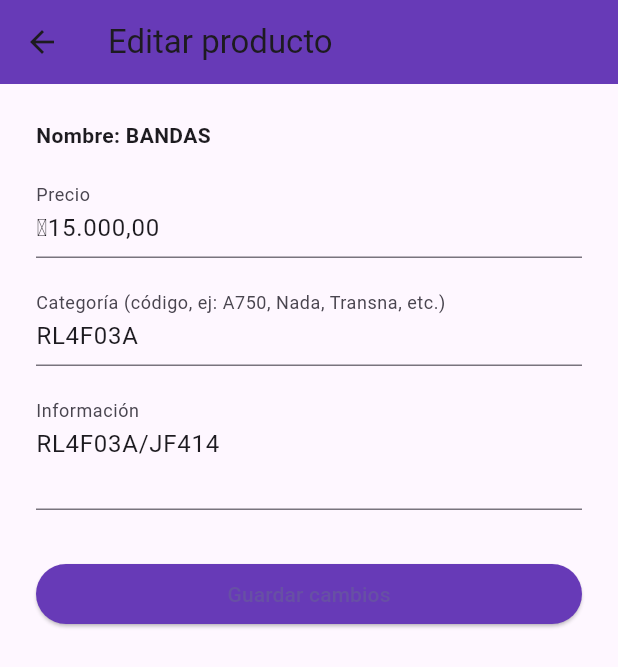
After one commit to JhoanNu1317/inventario_mama, a Flutter app: the EditarProductoScreen screen opened directly with sample values from the repository, on a phone screen of 412 x 824 dp. The commit adds this screen. Shown: the top 667 px of the screen. Run offline on Flutter 3.47's test engine with Material 3 defaults, Android fonts, the phone set to English and light mode, and no system bars; our stand-ins replace audioplayers, cloud_firestore, firebase_core; accounts and stored records are empty.

Commit message:
Lógica de inventario finalizada y sincronizada con Firestore

```diff
--- a/lib/data/discos_sueltos.dart
+++ b/lib/data/discos_sueltos.dart
@@ -1,11 +1,11 @@
 import '../producto_inventario.dart';
 
 final List<ProductoInventario> productosDiscosSueltos = [
-  ProductoInventario(noductoInventario(nombre: 'DISCOS', categoria: 'U240', stock: 18, precio: '₡4.000,00', infoRelevante: 'Underdrive Brake(#1 3'),
-  Prombre: 'DISCOS', categoria: 'A750', stock: 35, precio: '₡4.000,00', infoRelevante: 'LOW REVERSA 8 FRENO'),
+  ProductoInventario(nombre: 'DISCOS', categoria: 'U240', stock: 18, precio: '₡4.000,00', infoRelevante: 'Underdrive Brake(#1 3'),
+  ProductoInventario(nombre: 'DISCOS', categoria: 'A750', stock: 35, precio: '₡4.000,00', infoRelevante: 'LOW REVERSA 8 FRENO'),
   ProductoInventario(nombre: 'DISCOS', categoria: 'A750', stock: 20, precio: '₡4.000,00', infoRelevante: 'FORWARD AVANCE 7'),
   ProductoInventario(nombre: 'DISCOS', categoria: 'A750', stock: 20, precio: '₡4.000,00', infoRelevante: 'DIRECTA 6'),
-  ProductoInventario(nombre: 'DISOS', categoria: 'A750', stock: 24, precio: '₡4.000,00', infoRelevante: 'REVERSA C3 5'),
+  ProductoInventario(nombre: 'DISCOS', categoria: 'A750', stock: 24, precio: '₡4.000,00', infoRelevante: 'REVERSA C3 5'),
   ProductoInventario(nombre: 'DISCOS', categoria: 'A750', stock: 0, precio: '₡4.000,00', infoRelevante: '2 BRAKE CLUTCH B3 4'),
   ProductoInventario(nombre: 'DISCOS', categoria: 'A750', stock: 20, precio: '₡4.000,00', infoRelevante: '1 BRAKE 4'),
   ProductoInventario(nombre: 'DISCOS', categoria: 'A750', stock: 0, precio: '₡4.000,00', infoRelevante: 'OVER DRIVE DRUM 4'),
--- /dev/null
+++ b/lib/editar_producto_screen.dart
@@ -0,0 +1,129 @@
+import 'package:flutter/material.dart';
+import 'package:cloud_firestore/cloud_firestore.dart';
+import 'producto_inventario.dart';
+import 'productos_data.dart';
+
+class EditarProductoScreen extends StatefulWidget {
+  final ProductoInventario producto;
+  final String coleccion;
+
+  const EditarProductoScreen({
+    super.key,
+    required this.producto,
+    required this.coleccion,
+  });
+
+  @override
+  State<EditarProductoScreen> createState() => _EditarProductoScreenState();
+}
+
+class _EditarProductoScreenState extends State<EditarProductoScreen> {
+  late TextEditingController _precioController;
+  late TextEditingController _categoriaController;
+  late TextEditingController _infoController;
+  bool _guardando = false;
+  String? _error;
+
+  @override
+  void initState() {
+    super.initState();
+    _precioController = TextEditingController(text: widget.producto.precio);
+    _categoriaController = TextEditingController(text: widget.producto.categoria);
+    _infoController = TextEditingController(text: widget.producto.infoRelevante);
+  }
+
+  @override
+  void dispose() {
+    _precioController.dispose();
+    _categoriaController.dispose();
+    _infoController.dispose();
+    super.dispose();
+  }
+
+  Future<void> _guardarCambios() async {
+    setState(() { _guardando = true; _error = null; });
+    if (_precioController.text.trim().isEmpty) {
+      setState(() { _error = 'El precio no puede estar vacío.'; _guardando = false; });
+      return;
+    }
+    if (_categoriaController.text.trim().isEmpty) {
+      setState(() { _error = 'La categoría del producto no puede estar vacía.'; _guardando = false; });
+      return;
+    }
+    try {
+      final query = await FirebaseFirestore.instance
+          .collection(widget.coleccion)
+          .where('nombre', isEqualTo: widget.producto.nombre)
+          .where('categoria', isEqualTo: widget.producto.categoria)
+          .get();
+      for (var doc in query.docs) {
+        await doc.reference.update({
+          'precio': _precioController.text.trim(),
+          'categoria': _categoriaController.text.trim(),
+          'infoRelevante': _infoController.text.trim(),
+        });
+      }
+      if (mounted) {
+        ScaffoldMessenger.of(context).showSnackBar(
+          const SnackBar(content: Text('Cambios guardados correctamente'), backgroundColor: Colors.green),
+        );
+        Navigator.pop(context);
+      }
+    } catch (e) {
+      setState(() { _error = 'Error al guardar: $e'; });
+    } finally {
+      setState(() { _guardando = false; });
+    }
+  }
+
+  @override
+  Widget build(BuildContext context) {
+    return Scaffold(
+      appBar: AppBar(
+        title: const Text('Editar producto'),
+        backgroundColor: Colors.deepPurple,
+      ),
+      body: Padding(
+        padding: const EdgeInsets.all(24),
+        child: Column(
+          crossAxisAlignment: CrossAxisAlignment.start,
+          children: [
+            Text('Nombre: ${widget.producto.nombre}', style: const TextStyle(fontWeight: FontWeight.bold)),
+            const SizedBox(height: 16),
+            TextField(
+              controller: _precioController,
+              decoration: const InputDecoration(labelText: 'Precio'),
+              keyboardType: TextInputType.text,
+            ),
+            const SizedBox(height: 16),
+            TextField(
+              controller: _categoriaController,
+              decoration: const InputDecoration(labelText: 'Categoría (código, ej: A750, Nada, Transna, etc.)'),
+            ),
+            const SizedBox(height: 16),
+            TextField(
+              controller: _infoController,
+              decoration: const InputDecoration(labelText: 'Información'),
+              maxLines: 2,
+            ),
+            if (_error != null) ...[
+              const SizedBox(height: 16),
+              Text(_error!, style: const TextStyle(color: Colors.red)),
+            ],
+            const SizedBox(height: 32),
+            SizedBox(
+              width: double.infinity,
+              child: ElevatedButton(
+                onPressed: _guardando ? null : _guardarCambios,
+                style: ElevatedButton.styleFrom(backgroundColor: Colors.deepPurple),
+                child: _guardando
+                    ? const CircularProgressIndicator(color: Colors.white)
+                    : const Text('Guardar cambios'),
+              ),
+            ),
+          ],
+        ),
+      ),
+    );
+  }
+}
```
Also changed, not shown: lib/inventario_screen.dart (+22 -13 lines).
